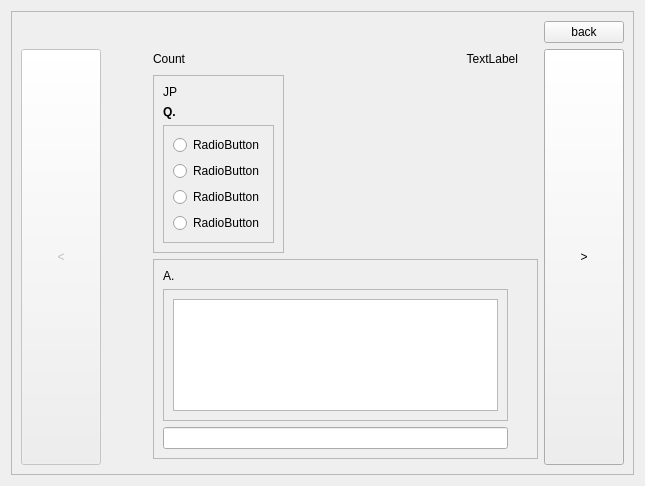
The window that src/view/questions_selection.ui (RyotaUnzai/EnglishLeaner) describes before a commit, drawn with Qt 5.
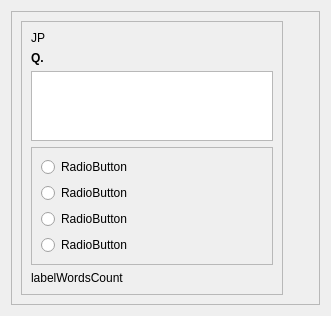
The same window after the commit.

```diff
--- a/src/view/questions_selection.ui
+++ b/src/view/questions_selection.ui
@@ -6,8 +6,8 @@
    <rect>
     <x>0</x>
     <y>0</y>
-    <width>645</width>
-    <height>461</height>
+    <width>331</width>
+    <height>281</height>
    </rect>
   </property>
   <property name="windowTitle">
@@ -23,105 +23,7 @@
       <enum>QFrame::Raised</enum>
      </property>
      <layout class="QGridLayout" name="gridLayout_2">
-      <item row="2" column="1">
-       <spacer name="horizontalSpacer">
-        <property name="orientation">
-         <enum>Qt::Horizontal</enum>
-        </property>
-        <property name="sizeType">
-         <enum>QSizePolicy::Fixed</enum>
-        </property>
-        <property name="sizeHint" stdset="0">
-         <size>
-          <width>40</width>
-          <height>20</height>
-         </size>
-        </property>
-       </spacer>
-      </item>
-      <item row="4" column="2" colspan="2">
-       <widget class="QFrame" name="frame_4">
-        <property name="sizePolicy">
-         <sizepolicy hsizetype="Expanding" vsizetype="Fixed">
-          <horstretch>0</horstretch>
-          <verstretch>0</verstretch>
-         </sizepolicy>
-        </property>
-        <property name="maximumSize">
-         <size>
-          <width>16777215</width>
-          <height>200</height>
-         </size>
-        </property>
-        <property name="frameShape">
-         <enum>QFrame::StyledPanel</enum>
-        </property>
-        <property name="frameShadow">
-         <enum>QFrame::Raised</enum>
-        </property>
-        <layout class="QGridLayout" name="gridLayout_3">
-         <item row="3" column="0">
-          <widget class="QLineEdit" name="lineEditAnswer">
-           <property name="text">
-            <string/>
-           </property>
-          </widget>
-         </item>
-         <item row="0" column="0">
-          <widget class="QLabel" name="labelResult">
-           <property name="text">
-            <string>A.</string>
-           </property>
-          </widget>
-         </item>
-         <item row="2" column="0">
-          <spacer name="verticalSpacer_2">
-           <property name="orientation">
-            <enum>Qt::Vertical</enum>
-           </property>
-           <property name="sizeHint" stdset="0">
-            <size>
-             <width>20</width>
-             <height>40</height>
-            </size>
-           </property>
-          </spacer>
-         </item>
-         <item row="1" column="0">
-          <widget class="QFrame" name="frame_5">
-           <property name="frameShape">
-            <enum>QFrame::StyledPanel</enum>
-           </property>
-           <property name="frameShadow">
-            <enum>QFrame::Raised</enum>
-           </property>
-           <layout class="QHBoxLayout" name="horizontalLayout">
-            <item>
-             <widget class="QTextEdit" name="textEditExplanation"/>
-            </item>
-           </layout>
-          </widget>
-         </item>
-         <item row="0" column="1" rowspan="2">
-          <spacer name="verticalSpacer">
-           <property name="orientation">
-            <enum>Qt::Vertical</enum>
-           </property>
-           <property name="sizeType">
-            <enum>QSizePolicy::Fixed</enum>
-           </property>
-           <property name="sizeHint" stdset="0">
-            <size>
-             <width>20</width>
-             <height>400</height>
-            </size>
-           </property>
-          </spacer>
-         </item>
-        </layout>
-       </widget>
-      </item>
-      <item row="2" column="3" rowspan="2">
+      <item row="0" column="1" rowspan="2">
        <spacer name="horizontalSpacer_2">
         <property name="orientation">
          <enum>Qt::Horizontal</enum>
@@ -134,45 +36,8 @@
         </property>
        </spacer>
       </item>
-      <item row="1" column="2" colspan="2">
-       <layout class="QHBoxLayout" name="horizontalLayout_2">
-        <item>
-         <widget class="QLabel" name="labelCount">
-          <property name="text">
-           <string>Count</string>
-          </property>
-         </widget>
-        </item>
-        <item>
-         <widget class="QLabel" name="labelCurrentNumber">
-          <property name="text">
-           <string>TextLabel</string>
-          </property>
-          <property name="alignment">
-           <set>Qt::AlignRight|Qt::AlignTrailing|Qt::AlignVCenter</set>
-          </property>
-         </widget>
-        </item>
-        <item>
-         <spacer name="horizontalSpacer_3">
-          <property name="orientation">
-           <enum>Qt::Horizontal</enum>
-          </property>
-          <property name="sizeType">
-           <enum>QSizePolicy::Fixed</enum>
-          </property>
-          <property name="sizeHint" stdset="0">
-           <size>
-            <width>20</width>
-            <height>20</height>
-           </size>
-          </property>
-         </spacer>
-        </item>
-       </layout>
-      </item>
-      <item row="2" column="2" rowspan="2">
-       <widget class="QFrame" name="frame">
+      <item row="0" column="0" rowspan="2">
+       <widget class="QFrame" name="frameQuestion">
         <property name="frameShape">
          <enum>QFrame::StyledPanel</enum>
         </property>
@@ -201,7 +66,10 @@
           </widget>
          </item>
          <item>
-          <widget class="QFrame" name="frame_2">
+          <widget class="QListView" name="listView"/>
+         </item>
+         <item>
+          <widget class="QFrame" name="frameSelection">
            <property name="frameShape">
             <enum>QFrame::StyledPanel</enum>
            </property>
@@ -240,62 +108,16 @@
            </layout>
           </widget>
          </item>
+         <item>
+          <widget class="QLabel" name="labelWordsCount">
+           <property name="text">
+            <string>labelWordsCount</string>
+           </property>
+          </widget>
+         </item>
         </layout>
        </widget>
       </item>
-      <item row="1" column="4" rowspan="5">
-       <widget class="QPushButton" name="pushButtonNext">
-        <property name="sizePolicy">
-         <sizepolicy hsizetype="Minimum" vsizetype="Expanding">
-          <horstretch>0</horstretch>
-          <verstretch>0</verstretch>
-         </sizepolicy>
-        </property>
-        <property name="text">
-         <string>&gt;</string>
-        </property>
-       </widget>
-      </item>
-      <item row="1" column="0" rowspan="5">
-       <widget class="QPushButton" name="pushButtonPrev">
-        <property name="enabled">
-         <bool>false</bool>
-        </property>
-        <property name="sizePolicy">
-         <sizepolicy hsizetype="Minimum" vsizetype="Expanding">
-          <horstretch>0</horstretch>
-          <verstretch>0</verstretch>
-         </sizepolicy>
-        </property>
-        <property name="text">
-         <string>&lt;</string>
-        </property>
-       </widget>
-      </item>
-      <item row="0" column="0" colspan="5">
-       <layout class="QHBoxLayout" name="horizontalLayout_3">
-        <item>
-         <spacer name="horizontalSpacer_4">
-          <property name="orientation">
-           <enum>Qt::Horizontal</enum>
-          </property>
-          <property name="sizeHint" stdset="0">
-           <size>
-            <width>40</width>
-            <height>20</height>
-           </size>
-          </property>
-         </spacer>
-        </item>
-        <item>
-         <widget class="QPushButton" name="pushButtonBack">
-          <property name="text">
-           <string>back</string>
-          </property>
-         </widget>
-        </item>
-       </layout>
-      </item>
      </layout>
     </widget>
    </item>
```
Left out of the diff: 2 changed lines with no effect on the pictures.
